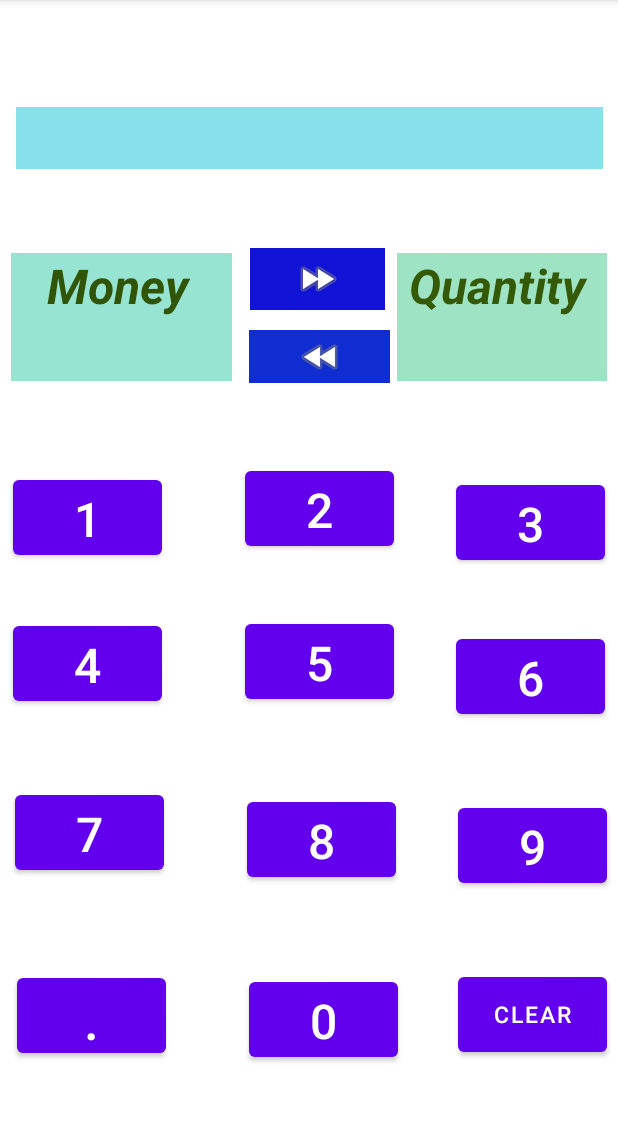
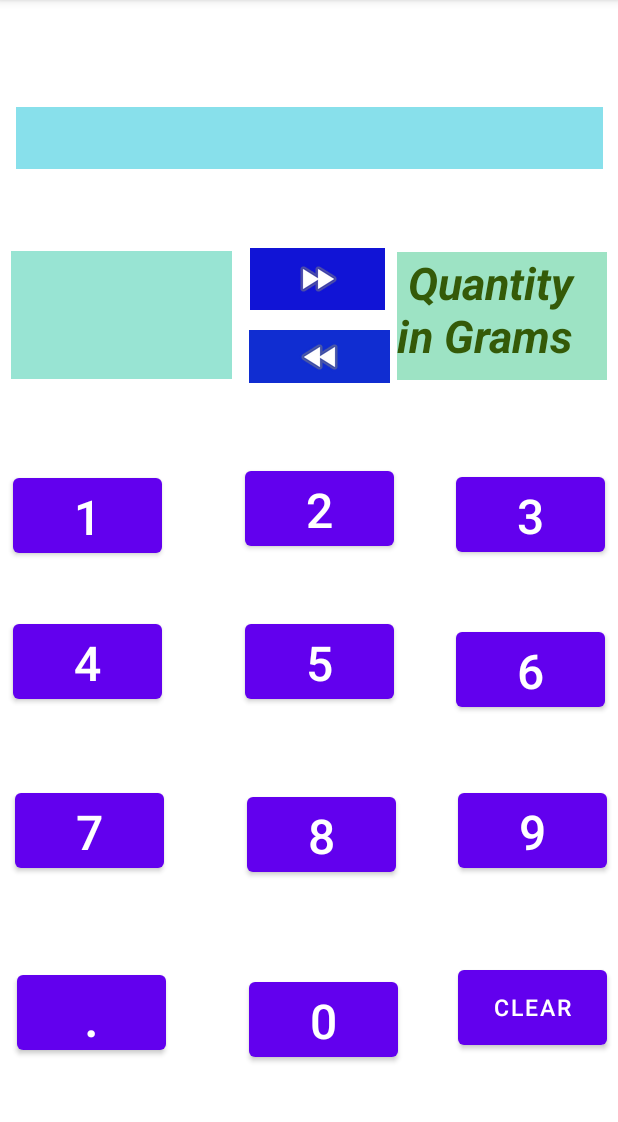
Before and after one commit to Aashish123-aikki/androidFirst, an Android app: the screen it shows after launch (MainActivity), after a tap on "Money", on a phone screen of 412 x 824 dp, the part 84-1206 px from its top. Run offline under Robolectric (Android 15) with nearby library versions, the phone set to English and light mode, and no system bars; 3 other taps on this screen came first.

Commit message:
working fine(finalcalcuG)

```diff
--- a/app/src/main/java/com/gupta/finalcalcug/MainActivity.java
+++ b/app/src/main/java/com/gupta/finalcalcug/MainActivity.java
@@ -7,8 +7,12 @@ import android.view.View;
 import android.widget.Button;
 import android.widget.ImageButton;
 import android.widget.TextView;
+import java.lang.Float;
+import java.lang.String;
 
 import static java.lang.Float.parseFloat;
+import static java.lang.String.valueOf;
+
 
 public class MainActivity extends AppCompatActivity {
     private Button one,two,three,four,five,six,seven,eight,nine,zero,dot,clear;
@@ -27,9 +31,8 @@ public class MainActivity extends AppCompatActivity {
         setupUIviews();
 
 
-        rate.setOnClickListener(new View.OnClickListener() {
-            @Override
-            public void onClick(View v) {
+        rate.setOnClickListener((View v) -> {
+            rate.setText("");
         zero.setOnClickListener(new View.OnClickListener() {
             @Override
             public void onClick(View v) {
@@ -102,13 +105,12 @@ public class MainActivity extends AppCompatActivity {
                     rate.setText("");
                 }
             });
-            }
         });
         //money
         money.setOnClickListener(new View.OnClickListener() {
             @Override
             public void onClick(View v) {
-                quantity.setEnabled(false);
+                money.setText("");
                 zero.setOnClickListener(new View.OnClickListener() {
                     @Override
                     public void onClick(View v) {
@@ -154,7 +156,7 @@ public class MainActivity extends AppCompatActivity {
                 seven.setOnClickListener(new View.OnClickListener() {
                     @Override
                     public void onClick(View v) {
-                        money.setText(money.getText().toString()+"7");
+                        money.setText(String.format("%s7", money.getText().toString()));
                     }
                 });
                 eight.setOnClickListener(new View.OnClickListener() {
@@ -187,7 +189,7 @@ public class MainActivity extends AppCompatActivity {
         quantity.setOnClickListener(new View.OnClickListener() {
             @Override
             public void onClick(View v) {
-                money.setEnabled(false);
+                quantity.setText("");
                 zero.setOnClickListener(new View.OnClickListener() {
                     @Override
                     public void onClick(View v) {
@@ -254,27 +256,20 @@ public class MainActivity extends AppCompatActivity {
                         quantity.setText(quantity.getText().toString()+".");
                     }
                 });
-                clear.setOnClickListener(new View.OnClickListener() {
-                    @Override
-                    public void onClick(View v) {
-                        quantity.setText("");
+                clear.setOnClickListener(v1 -> quantity.setText(""));
             }
         });
-            }
-        });
-        a= parseFloat(String.valueOf(money.getText()));
-        b= parseFloat(String.valueOf(rate.getText()));
-        c= parseFloat(String.valueOf(quantity));
-        res1 = (a) * (1000 / b);
-        res2= (c)*(b/1000);
 
-        final String s = Float.toString(res1);                                   //converted res1 into string s
-        final String s2 = Float.toString(res2);                                 //converted res2 into string s2
+
 
         // assigning value of results.
     equals.setOnClickListener(new View.OnClickListener() {
         @Override
         public void onClick(View v) {
+            a= Float.parseFloat(valueOf(money.getText()));
+            b= parseFloat(valueOf(rate.getText()));
+            res1 = (a) * (1000 / b);
+            final String s = Float.toString(res1);
             quantity.setText(s);
             }
         });
@@ -282,6 +277,10 @@ public class MainActivity extends AppCompatActivity {
     equals2.setOnClickListener(new View.OnClickListener() {
         @Override
         public void onClick(View v) {
+            b= parseFloat(valueOf(rate.getText()));
+            c= parseFloat(String.valueOf(quantity));
+            res2= (c)*(b/1000);
+            final String s2 = Float.toString(res2);
             money.setText(s2);
             }
         });
@@ -290,10 +289,11 @@ public class MainActivity extends AppCompatActivity {
 
     }
     private void setupUIviews(){
+        zero=(Button)findViewById(R.id.btnzero);
         one= (Button)findViewById(R.id.btn1);
         two= (Button)findViewById(R.id.btn2);
         three= (Button)findViewById(R.id.btn3);
-        four= (Button)findViewById(R.id.btn4);
+        four= findViewById(R.id.btn4);
         five= (Button)findViewById(R.id.btn5);
         six= (Button)findViewById(R.id.btn6);
         seven= (Button)findViewById(R.id.btn7);
--- a/app/src/main/res/layout/activity_main.xml
+++ b/app/src/main/res/layout/activity_main.xml
@@ -91,7 +91,7 @@
         app:layout_constraintEnd_toStartOf="@+id/btn9"
         app:layout_constraintStart_toEndOf="@+id/btn7"
         app:layout_constraintTop_toBottomOf="@+id/btn5"
-        app:layout_constraintVertical_bias="0.493" />
+        app:layout_constraintVertical_bias="0.461" />
 
     <Button
         android:id="@+id/btn7"
@@ -118,7 +118,7 @@
         android:layout_marginLeft="15dp"
         android:layout_marginEnd="30dp"
         android:layout_marginRight="30dp"
-        android:layout_marginBottom="30dp"
+        android:layout_marginBottom="20dp"
         android:text="6"
         android:textSize="32sp"
         app:layout_constraintBottom_toTopOf="@+id/btn9"
@@ -170,7 +170,7 @@
         android:layout_marginTop="3dp"
         android:layout_marginEnd="30dp"
         android:layout_marginRight="30dp"
-        android:layout_marginBottom="30dp"
+        android:layout_marginBottom="25dp"
         android:text="3"
         android:textSize="32sp"
         app:layout_constraintBottom_toTopOf="@+id/btn6"
@@ -207,7 +207,7 @@
         android:layout_marginRight="10dp"
         android:layout_marginBottom="600dp"
         android:background="#7700BCD4"
-        android:text="    Rate per kg/litre"
+        android:text="          Rate per kg/litre"
         android:textColor="#406E0B"
         android:textSize="32sp"
         android:textStyle="bold"
@@ -242,14 +242,14 @@
         android:layout_height="85dp"
         android:layout_marginStart="4dp"
         android:layout_marginLeft="4dp"
-        android:layout_marginTop="45dp"
+        android:layout_marginTop="40dp"
         android:layout_marginEnd="10dp"
         android:layout_marginRight="10dp"
-        android:layout_marginBottom="50dp"
+        android:layout_marginBottom="40dp"
         android:background="#9DE3C4"
-        android:text=" Quantity"
+        android:text=" Quantity in Grams"
         android:textColor="#345A08"
-        android:textSize="32sp"
+        android:textSize="30sp"
         android:textStyle="bold|italic"
         app:layout_constraintBottom_toTopOf="@+id/btn3"
         app:layout_constraintEnd_toEndOf="parent"
```
Lines whose indentation alone changed are shown as unchanged.
